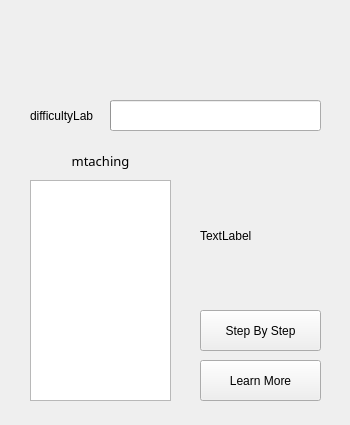
The window that recipebutton.ui (ReneeTong/a8-edu-app) describes before a commit, drawn with Qt 5.
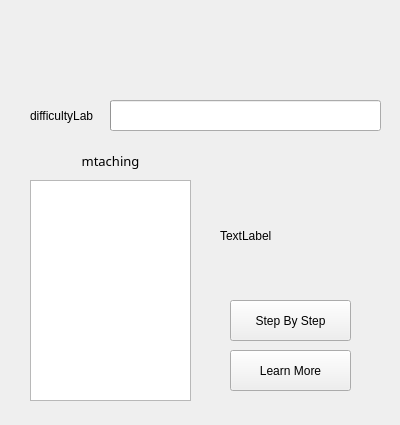
The same window after the commit.

The edit to the form file:
```diff
--- a/recipebutton.ui
+++ b/recipebutton.ui
@@ -6,7 +6,7 @@
    <rect>
     <x>0</x>
     <y>0</y>
-    <width>350</width>
+    <width>400</width>
     <height>425</height>
    </rect>
   </property>
@@ -21,7 +21,7 @@
     <rect>
      <x>30</x>
      <y>40</y>
-     <width>291</width>
+     <width>341</width>
      <height>41</height>
     </rect>
    </property>
@@ -47,7 +47,7 @@
     <rect>
      <x>110</x>
      <y>100</y>
-     <width>211</width>
+     <width>271</width>
      <height>31</height>
     </rect>
    </property>
@@ -67,8 +67,8 @@
   <widget class="QPushButton" name="aboutBtn">
    <property name="geometry">
     <rect>
-     <x>200</x>
-     <y>360</y>
+     <x>230</x>
+     <y>350</y>
      <width>121</width>
      <height>41</height>
     </rect>
@@ -101,7 +101,7 @@
     <rect>
      <x>30</x>
      <y>180</y>
-     <width>141</width>
+     <width>161</width>
      <height>221</height>
     </rect>
    </property>
@@ -117,7 +117,7 @@
     <rect>
      <x>30</x>
      <y>150</y>
-     <width>141</width>
+     <width>161</width>
      <height>21</height>
     </rect>
    </property>
@@ -137,8 +137,8 @@
   <widget class="QPushButton" name="stepsBtn">
    <property name="geometry">
     <rect>
-     <x>200</x>
-     <y>310</y>
+     <x>230</x>
+     <y>300</y>
      <width>121</width>
      <height>41</height>
     </rect>
@@ -150,9 +150,9 @@
   <widget class="QLabel" name="imageLab">
    <property name="geometry">
     <rect>
-     <x>200</x>
+     <x>220</x>
      <y>180</y>
-     <width>111</width>
+     <width>151</width>
      <height>111</height>
     </rect>
    </property>
```
